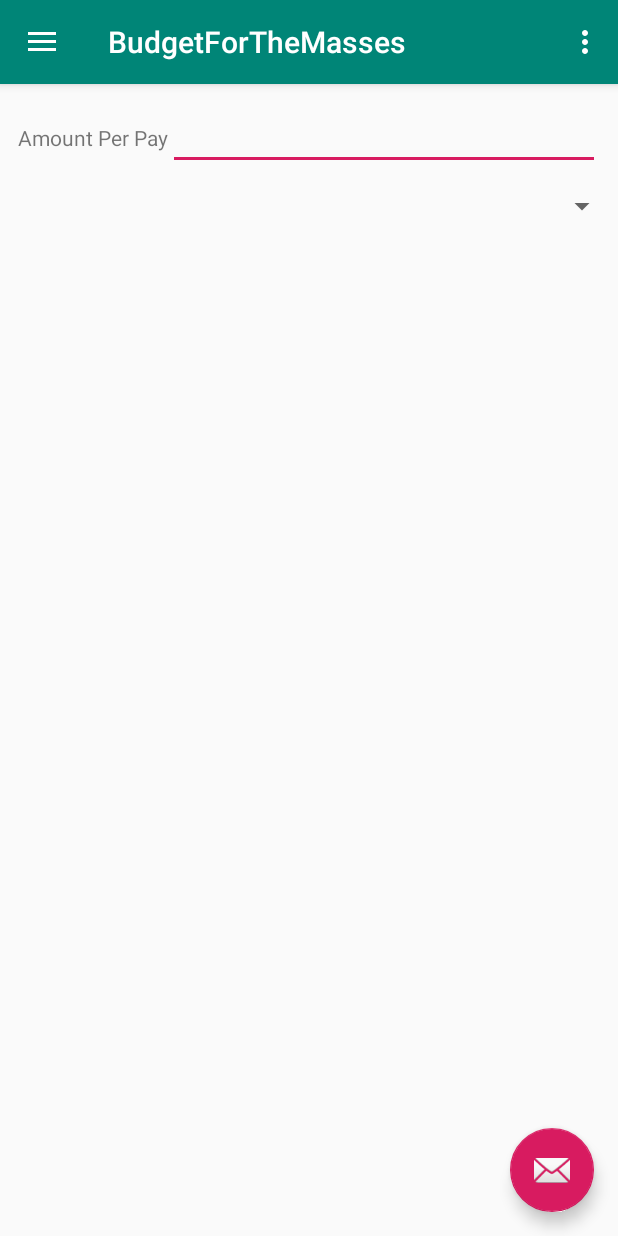
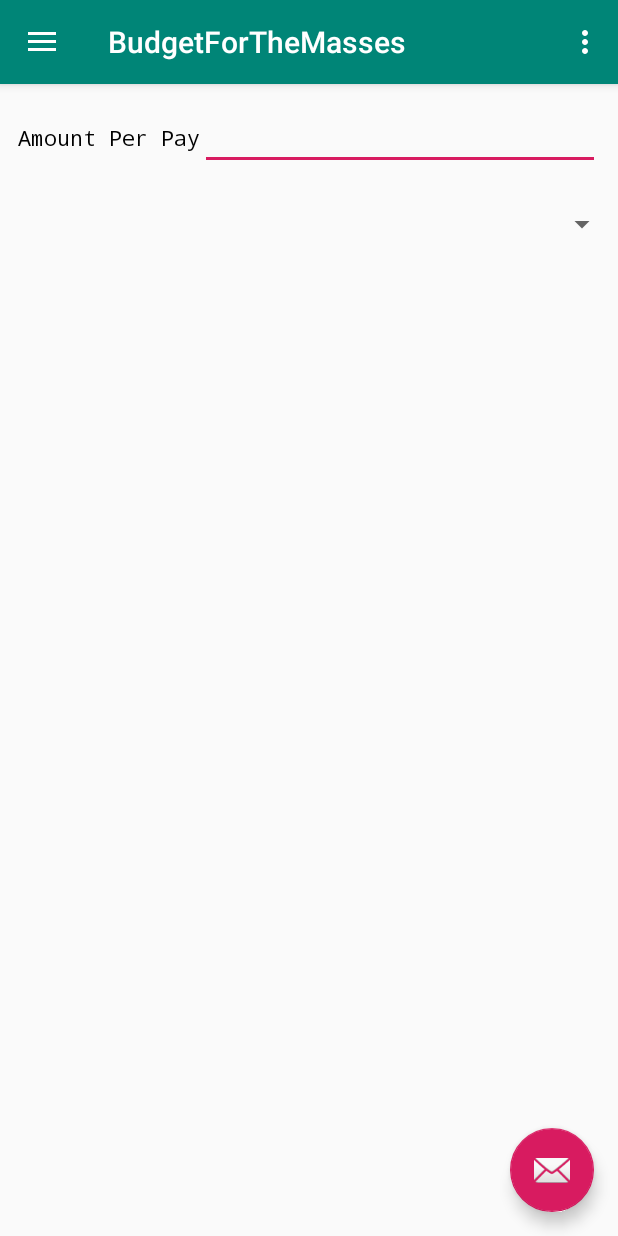
Before and after one commit to ljz3/HackathonV2, an Android app: the screen it shows after launch (MainActivity), on a phone screen of 412 x 824 dp. Run offline under Robolectric (Android 15) with nearby library versions, the phone set to English and light mode, and no system bars.

Commit message:
Update content_main.xml

```diff
--- a/app/src/main/res/layout/content_main.xml
+++ b/app/src/main/res/layout/content_main.xml
@@ -24,13 +24,16 @@
                 android:layout_width="wrap_content"
                 android:layout_height="wrap_content"
                 android:text="@string/money_per_pay"
-                android:textSize="14sp"/>
+                android:textSize="14sp"
+                android:fontFamily="monospace"
+                android:textColor="@color/textColor"/>
 
             <EditText
                 android:id="@+id/income_edit"
                 android:layout_width="match_parent"
                 android:layout_height="wrap_content"
                 android:inputType="number"
+                android:layout_marginBottom="@dimen/edit_field_margin"
                 android:paddingLeft="@dimen/edit_field_margin"/>
         </LinearLayout>
 
```
